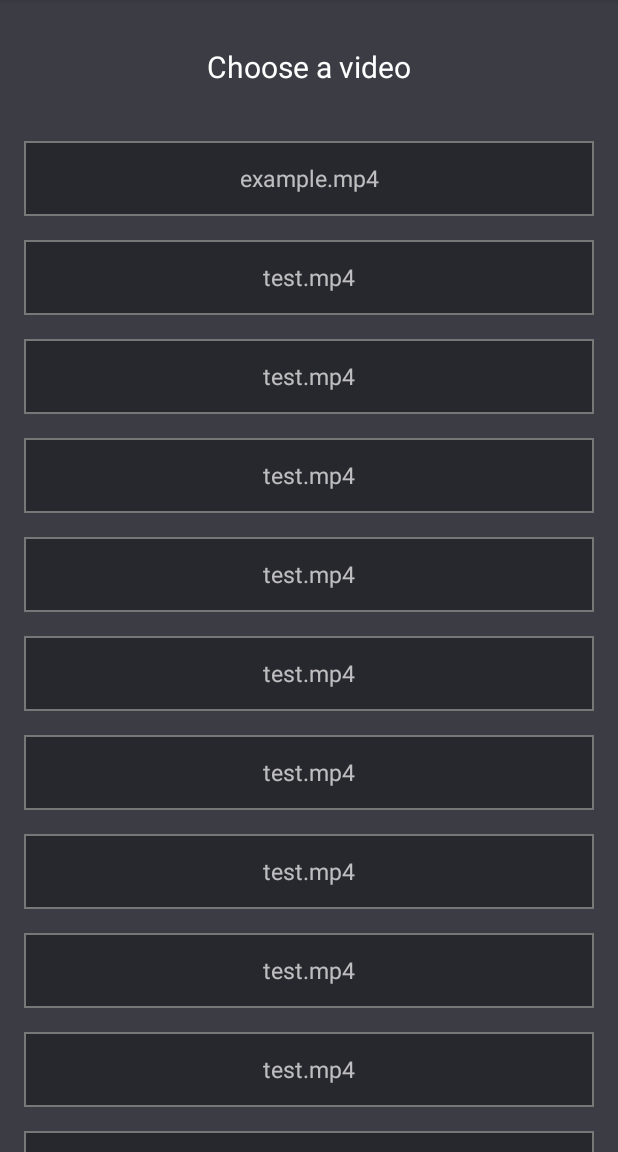
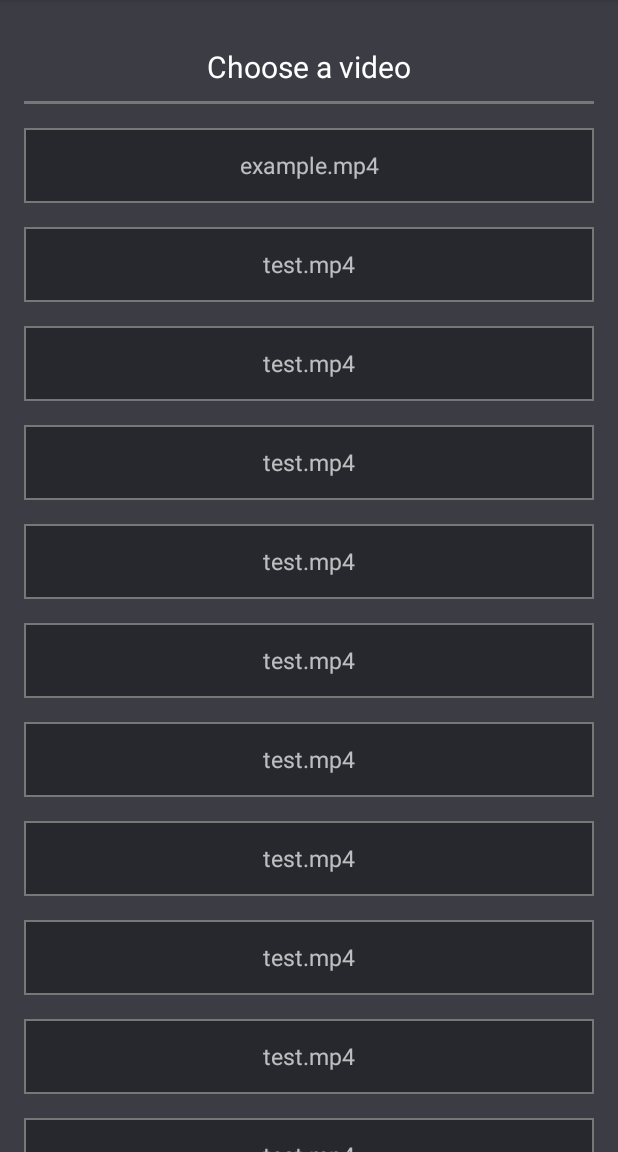
Before and after one commit to daniel0707/Home-Cinema, an Android app: the screen it shows after launch (MainActivity), on a phone screen of 412 x 824 dp, the part 84-1236 px from its top. Run offline under Robolectric (Android 15) with nearby library versions, the phone set to English and light mode, and no system bars.

Commit message:
improved mainlayout: added a bottom border to the header, scrollbar to the recyclerview and some overflow visualization

```diff
--- /dev/null
+++ b/app/src/main/res/drawable/headerbackground.xml
@@ -0,0 +1,18 @@
+<layer-list xmlns:android="http://schemas.android.com/apk/res/android">
+
+    <item>
+        <shape android:shape="rectangle" >
+            <solid android:color="@color/colorBackground" />
+        </shape>
+    </item>
+
+    <item android:top="-3dp" android:right="-3dp" android:left="-3dp">
+        <shape>
+            <solid android:color="@android:color/transparent" />
+            <stroke
+                android:width="2dp"
+                android:color="#777" />
+        </shape>
+    </item>
+
+</layer-list>
--- a/app/src/main/res/layout/activity_main.xml
+++ b/app/src/main/res/layout/activity_main.xml
@@ -36,17 +36,21 @@
             android:layout_width="match_parent"
             android:layout_height="50dp"
             android:layout_marginTop="75dp"
+            android:layout_marginLeft="16dp"
+            android:layout_marginRight="16dp"
             android:gravity="center"
             android:text="Choose a video"
             android:textColor="@color/colorText"
+            android:background="@drawable/headerbackground"
             android:textSize="20sp" />
     </LinearLayout>
 
     <android.support.v7.widget.RecyclerView
         android:id="@+id/rv_video_list"
         android:layout_width="match_parent"
+        android:scrollbars="vertical"
         android:layout_height="match_parent"
-        android:layout_marginTop="150dp" />
+        android:layout_marginTop="125dp" />
 
 
 </android.support.constraint.ConstraintLayout>
--- a/app/src/main/res/layout/video_list_item.xml
+++ b/app/src/main/res/layout/video_list_item.xml
@@ -11,7 +11,8 @@
         android:id="@+id/tv_video_name"
         android:layout_width="match_parent"
         android:layout_height="50dp"
-        android:layout_marginBottom="16dp"
+        android:layout_marginTop="16dp"
+        android:layout_marginBottom="0dp"
         android:layout_marginRight="16dp"
         android:layout_marginLeft="16dp"
         android:background="@drawable/back"
```
